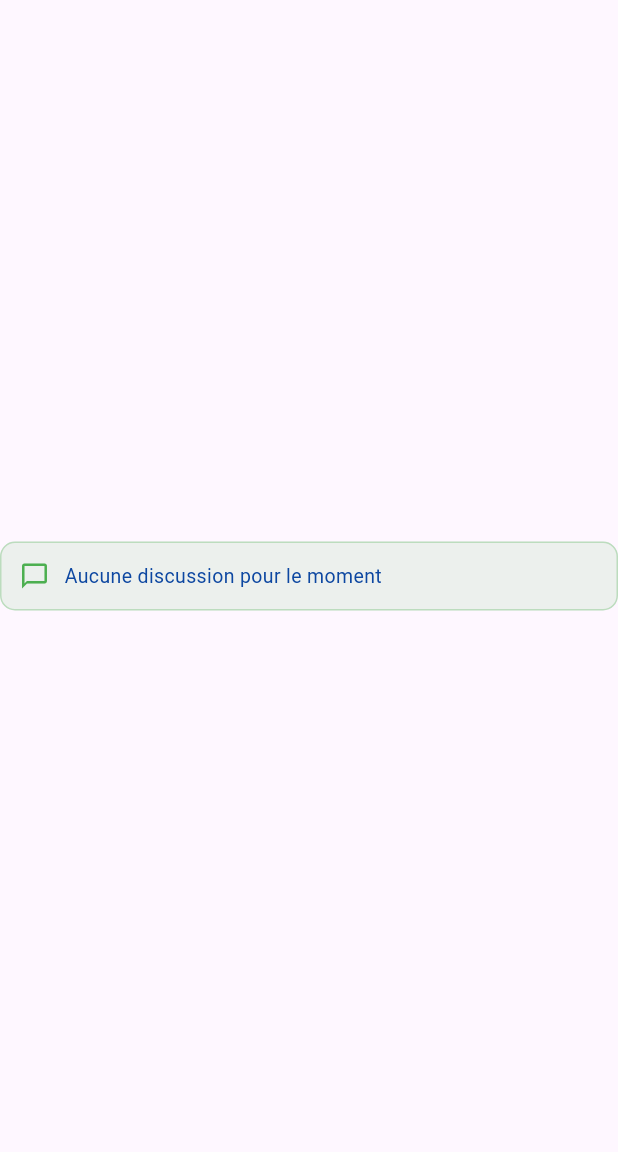
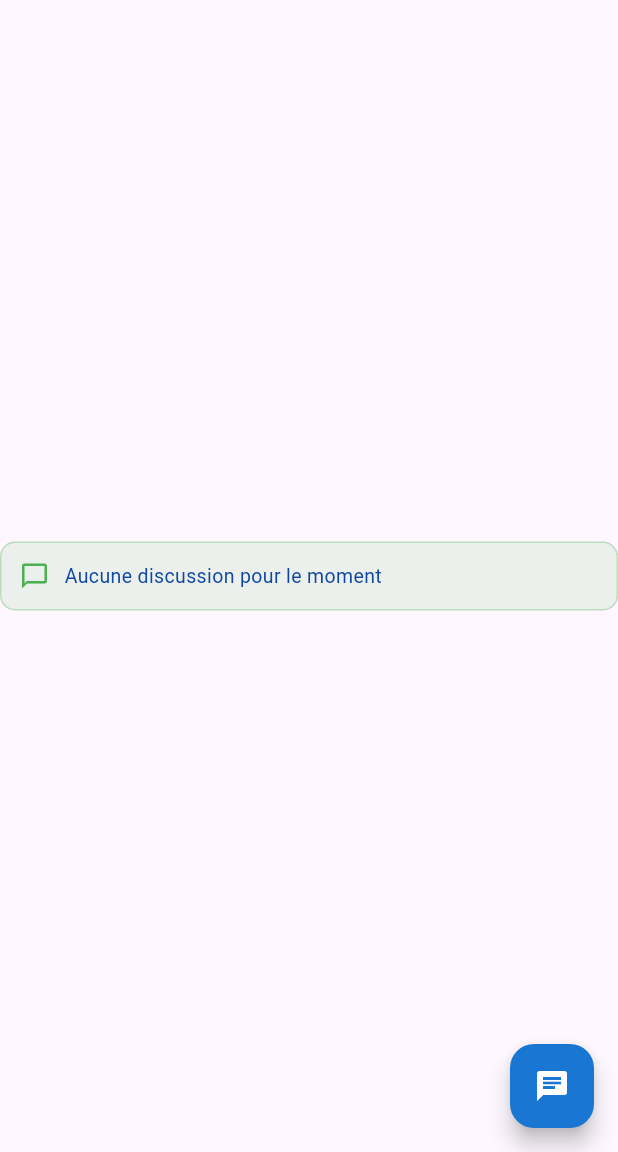
Before and after one commit to feutio12/BookCycle, a Flutter app: the DiscussionsListPage screen opened directly with empty values, on a phone screen of 412 x 824 dp, the part 84-1236 px from its top. Run offline on Flutter 3.47's test engine with Material 3 defaults, Android fonts, the phone set to English and light mode, and no system bars; our stand-ins replace cached_network_image, cloud_firestore, firebase_auth, firebase_core, geolocator, image_picker and 3 more; accounts and stored records are empty.

Commit message:
commit de reserve

```diff
--- a/lib/composants/common_components.dart
+++ b/lib/composants/common_components.dart
@@ -15,6 +15,16 @@ class AppColors {
   static const Color errorRed = Color(0xFFD32F2F);
   static const Color warningOrange = Color(0xFFF57C00);
   static const Color successGreen = Color(0xFF2E7D32);
+  static const Color primaryDarkBlue = Color(0xFF1976D2);
+  static const Color primaryLightBlue = Color(0xFFBBDEFB);
+  static const Color accentLightGreen = Color(0xFFC8E6C9);
+  static const Color backgroundLight = Color(0xFFF5F9FF);
+  static const Color cardBackground = Color(0xFFFFFFFF);
+  static const Color textPrimary = Color(0xFF263238);
+  static const Color textSecondary = Color(0xFF78909C);
+  static const Color success = Color(0xFF66BB6A);
+  static const Color warning = Color(0xFFFFA726);
+  static const Color error = Color(0xFFEF5350);
 }
 
 // Styles de texte communs
--- a/lib/models/auction.dart
+++ b/lib/models/auction.dart
@@ -84,6 +84,12 @@ class Enchere {
 
   bool get estTerminee => dateFin.isBefore(DateTime.now());
 
+  get createurNom => null;
+
+  get nombrePages => null;
+
+  get categorie => null;
+
   void mettreAJourOffre(double nouveauPrix, String encherisseurId) {
     prixActuel = nouveauPrix;
     nombreEncherisseurs++;
--- a/lib/pages/book/book_list.dart
+++ b/lib/pages/book/book_list.dart
@@ -36,7 +36,7 @@ class Header extends StatelessWidget {
           crossAxisAlignment: CrossAxisAlignment.start,
           children: [
             Text(
-              'Bienvenue${name.isNotEmpty ? ', $name' : ' Fre'}',
+              'Bienvenue${name.isNotEmpty ? ', $name' : ''}',
               style: const TextStyle(
                 fontSize: 24,
                 fontWeight: FontWeight.bold,
--- a/lib/pages/chats/chats_list_page.dart
+++ b/lib/pages/chats/chats_list_page.dart
@@ -7,9 +7,15 @@ import '../../models/chats.dart';
 import '../pages rincipales/chatpage.dart';
 import 'chat_service.dart';
 import 'chat_utils.dart';
+import 'new_chat_page.dart';
+
+// Définition des couleurs si absent dans common_components
+class AppColors {
+  static const Color primaryBlue = Color(0xFF1976D2); // Couleur WhatsApp
+}
 
 class DiscussionsListPage extends StatefulWidget {
-  const DiscussionsListPage({super.key, required List<ChatDiscussion> discussions});
+  const DiscussionsListPage({super.key, required List<ChatDiscussion> discussions}); // Retirer le paramètre inutile
 
   @override
   State<DiscussionsListPage> createState() => _DiscussionsListPageState();
@@ -122,6 +128,16 @@ class _DiscussionsListPageState extends State<DiscussionsListPage> {
           );
         },
       ),
+      floatingActionButton: FloatingActionButton(
+        onPressed: () {
+          Navigator.push(
+            context,
+            MaterialPageRoute(builder: (context) => const NewChatPage()),
+          );
+        },
+        backgroundColor: AppColors.primaryBlue,
+        child: const Icon(Icons.chat, color: Colors.white),
+      ),
     );
   }
 }
--- a/lib/pages/pages rincipales/Encherepage.dart
+++ b/lib/pages/pages rincipales/Encherepage.dart
@@ -7,7 +7,7 @@ import '../../composants/auction_components.dart';
 import '../../composants/common_components.dart';
 import '../../composants/common_utils.dart';
 import '../auth/loginpage.dart';
-import '../book/add_enchere.dart';
+import '../enchere/add_enchere.dart';
 
 class AuctionPage extends StatefulWidget {
   const AuctionPage({super.key});
--- a/lib/utils/routes.dart
+++ b/lib/utils/routes.dart
@@ -10,7 +10,7 @@ import 'package:cloud_firestore/cloud_firestore.dart';
 import '../pages/animation.dart';
 import '../pages/auth/loginpage.dart';
 import '../pages/auth/registerpage.dart';
-import '../pages/book/add_enchere.dart';
+import '../pages/enchere/add_enchere.dart';
 import '../pages/chats/chats_list_page.dart';
 import '../pages/pages rincipales/profilpage.dart';
 import '../pages/pages rincipales/chatpage.dart'; // Import ajouté
```
Also changed, not shown: lib/models/chats.dart (+29 -84 lines), lib/pages/chats/new_chat_page.dart (added, +78 -0 lines), lib/models/w.dart (deleted), lib/pages/enchere/add_enchere.dart (renamed from lib/pages/book/add_enchere.dart).
